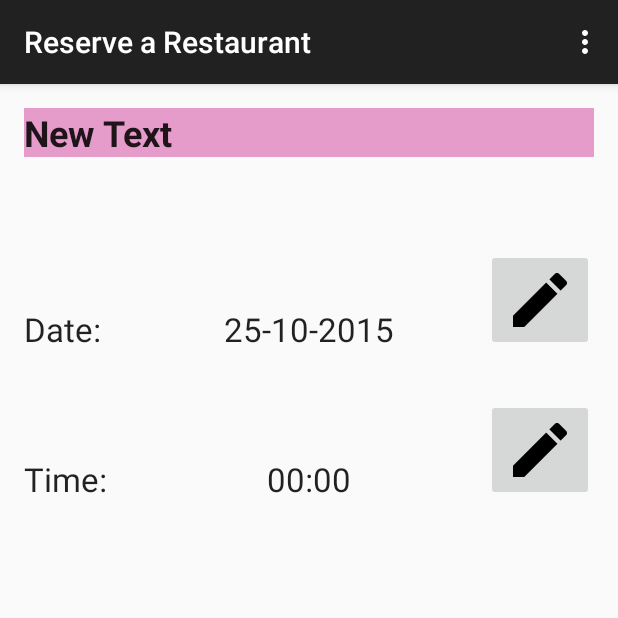
After one commit to saihou/Smoove, an Android app: the ReservationsActivity screen opened directly, with no data from a screen before it, on a phone screen of 412 x 824 dp, the top half of it. The commit adds this screen. Run offline under Robolectric (Android 15) with nearby library versions, the phone set to English and light mode, and no system bars.

Commit message:
Added reservations activity

```diff
--- a/Android/app/src/main/java/hackathon/money2020/smoove/ListViewRow.java
+++ b/Android/app/src/main/java/hackathon/money2020/smoove/ListViewRow.java
@@ -8,7 +8,7 @@ public class ListViewRow {
     public String title;
     public String desc;
 
-    public ListViewRow(){
+    public ListViewRow() {
         super();
     }
 
--- /dev/null
+++ b/Android/app/src/main/java/hackathon/money2020/smoove/ReservationsActivity.java
@@ -0,0 +1,37 @@
+package hackathon.money2020.smoove;
+
+import android.support.v7.app.AppCompatActivity;
+import android.os.Bundle;
+import android.view.Menu;
+import android.view.MenuItem;
+
+public class ReservationsActivity extends AppCompatActivity {
+
+    @Override
+    protected void onCreate(Bundle savedInstanceState) {
+        super.onCreate(savedInstanceState);
+        setContentView(R.layout.activity_reservations);
+    }
+
+    @Override
+    public boolean onCreateOptionsMenu(Menu menu) {
+        // Inflate the menu; this adds items to the action bar if it is present.
+        getMenuInflater().inflate(R.menu.menu_reservations, menu);
+        return true;
+    }
+
+    @Override
+    public boolean onOptionsItemSelected(MenuItem item) {
+        // Handle action bar item clicks here. The action bar will
+        // automatically handle clicks on the Home/Up button, so long
+        // as you specify a parent activity in AndroidManifest.xml.
+        int id = item.getItemId();
+
+        //noinspection SimplifiableIfStatement
+        if (id == R.id.action_settings) {
+            return true;
+        }
+
+        return super.onOptionsItemSelected(item);
+    }
+}
--- a/Android/app/src/main/java/hackathon/money2020/smoove/SearchActivity.java
+++ b/Android/app/src/main/java/hackathon/money2020/smoove/SearchActivity.java
@@ -40,7 +40,9 @@ public class SearchActivity extends AppCompatActivity {
             @Override
             public void onItemClick(AdapterView<?> parent, View view, int position, long id) {
                 String item = ((TextView) view.findViewById(R.id.txtTitle)).getText().toString();
-                Toast.makeText(getBaseContext(), item, Toast.LENGTH_SHORT).show();
+                Intent intent = new Intent(getBaseContext(), ReservationsActivity.class);
+                startActivity(intent);
+                //Toast.makeText(getBaseContext(), item, Toast.LENGTH_SHORT).show();
             }
         });
 
--- a/Android/app/src/main/java/hackathon/money2020/smoove/Utils.java
+++ b/Android/app/src/main/java/hackathon/money2020/smoove/Utils.java
@@ -6,4 +6,5 @@ package hackathon.money2020.smoove;
 public class Utils {
     static String server_transact = "http://52.25.48.108:5000/get_transaction/1";
     static String server_reserve = "http://52.25.48.108:5000/get_reservation/1";
+    static String server_restaurant = "http://52.25.48.108:5000/get_restaurants";
 }
--- /dev/null
+++ b/Android/app/src/main/res/layout/activity_reservations.xml
@@ -0,0 +1,91 @@
+<RelativeLayout xmlns:android="http://schemas.android.com/apk/res/android"
+    xmlns:tools="http://schemas.android.com/tools" android:layout_width="match_parent"
+    android:layout_height="match_parent" android:paddingLeft="@dimen/activity_horizontal_margin"
+    android:paddingRight="@dimen/activity_horizontal_margin"
+    android:paddingTop="@dimen/activity_vertical_margin"
+    android:paddingBottom="@dimen/activity_vertical_margin"
+    tools:context="hackathon.money2020.smoove.ReservationsActivity">
+
+    <LinearLayout
+        android:orientation="vertical"
+        android:layout_width="match_parent"
+        android:layout_height="match_parent">
+
+        <TextView
+            android:layout_width="match_parent"
+            android:layout_height="wrap_content"
+            android:text="New Text"
+            android:id="@+id/restaurantName"
+            android:layout_row="0"
+            android:layout_column="1"
+            android:textStyle="bold"
+            android:textAppearance="@style/TextAppearance.AppCompat.Headline"
+            android:textAlignment="center"
+            android:background="#e69cca" />
+
+        <RelativeLayout
+            android:layout_width="match_parent"
+            android:layout_height="match_parent"
+            android:layout_gravity="center_horizontal">
+
+            <TextView
+                android:layout_width="wrap_content"
+                android:layout_height="wrap_content"
+                android:textAppearance="?android:attr/textAppearanceLarge"
+                android:text="Date:"
+                android:id="@+id/descDate"
+                android:layout_alignParentTop="true"
+                android:layout_alignParentLeft="true"
+                android:layout_alignParentStart="true"
+                android:layout_marginTop="100dp" />
+
+            <TextView
+                android:layout_width="wrap_content"
+                android:layout_height="wrap_content"
+                android:textAppearance="?android:attr/textAppearanceLarge"
+                android:text="25-10-2015"
+                android:id="@+id/date"
+                android:layout_centerHorizontal="true"
+                android:layout_alignTop="@+id/descDate" />
+
+            <ImageButton
+                android:layout_width="wrap_content"
+                android:layout_height="wrap_content"
+                android:id="@+id/btnDate"
+                android:src="@drawable/ic_mode_edit_black_48dp"
+                android:layout_alignBottom="@+id/date"
+                android:layout_alignParentRight="true"
+                android:layout_alignParentEnd="true" />
+
+            <TextView
+                android:layout_width="wrap_content"
+                android:layout_height="wrap_content"
+                android:textAppearance="?android:attr/textAppearanceLarge"
+                android:text="Time:"
+                android:id="@+id/descTime"
+                android:layout_alignParentTop="true"
+                android:layout_alignParentLeft="true"
+                android:layout_alignParentStart="true"
+                android:layout_marginTop="200dp" />
+
+            <TextView
+                android:layout_width="wrap_content"
+                android:layout_height="wrap_content"
+                android:textAppearance="?android:attr/textAppearanceLarge"
+                android:text="00:00"
+                android:id="@+id/time"
+                android:layout_centerHorizontal="true"
+                android:layout_alignTop="@+id/descTime" />
+
+            <ImageButton
+                android:layout_width="wrap_content"
+                android:layout_height="wrap_content"
+                android:id="@+id/btnTime"
+                android:src="@drawable/ic_mode_edit_black_48dp"
+                android:layout_alignBottom="@+id/time"
+                android:layout_alignParentRight="true"
+                android:layout_alignParentEnd="true" />
+        </RelativeLayout>
+    </LinearLayout>
+
+</RelativeLayout>
--- a/Android/app/src/main/res/layout/fragment_main.xml
+++ b/Android/app/src/main/res/layout/fragment_main.xml
@@ -10,7 +10,7 @@
         android:layout_height="wrap_content"
         android:id="@+id/imageView"
         android:layout_gravity="center_horizontal"
-        android:src="@drawable/ic_attach_money_black_36dp"/>
+        android:src="@drawable/profile_pic"/>
 
     <TextView android:id="@+id/textView" android:layout_width="match_parent"
         android:layout_height="wrap_content"
--- /dev/null
+++ b/Android/app/src/main/res/menu/menu_reservations.xml
@@ -0,0 +1,7 @@
+<menu xmlns:android="http://schemas.android.com/apk/res/android"
+    xmlns:app="http://schemas.android.com/apk/res-auto"
+    xmlns:tools="http://schemas.android.com/tools"
+    tools:context="hackathon.money2020.smoove.ReservationsActivity">
+    <item android:id="@+id/action_settings" android:title="@string/action_settings"
+        android:orderInCategory="100" app:showAsAction="never" />
+</menu>
--- a/Android/app/src/main/res/values/strings.xml
+++ b/Android/app/src/main/res/values/strings.xml
@@ -12,4 +12,5 @@
     <string name="action_settings">Settings</string>
     <string name="title_activity_search">Search</string>
     <string name="hello_world">Hello world!</string>
+    <string name="title_activity_reservations">Reserve a Restaurant</string>
 </resources>
```
Also changed, not shown: Android/app/src/main/AndroidManifest.xml (+20 -11 lines), Android/app/src/main/java/hackathon/money2020/smoove/CallApis.java (+18 -2 lines), Android/app/src/main/java/hackathon/money2020/smoove/TimePickerFragment.java (added, +33 -0 lines), Android/app/src/main/res/drawable-hdpi/ic_mode_edit_black_48dp.png (added), Android/app/src/main/res/drawable-mdpi/ic_mode_edit_black_48dp.png (added), Android/app/src/main/res/drawable-xhdpi/ic_mode_edit_black_48dp.png (added), Android/app/src/main/res/drawable-xxhdpi/ic_mode_edit_black_48dp.png (added), Android/app/src/main/res/drawable-xxxhdpi/ic_mode_edit_black_48dp.png (added), Android/app/src/main/res/drawable/profile_pic.jpg (added).
